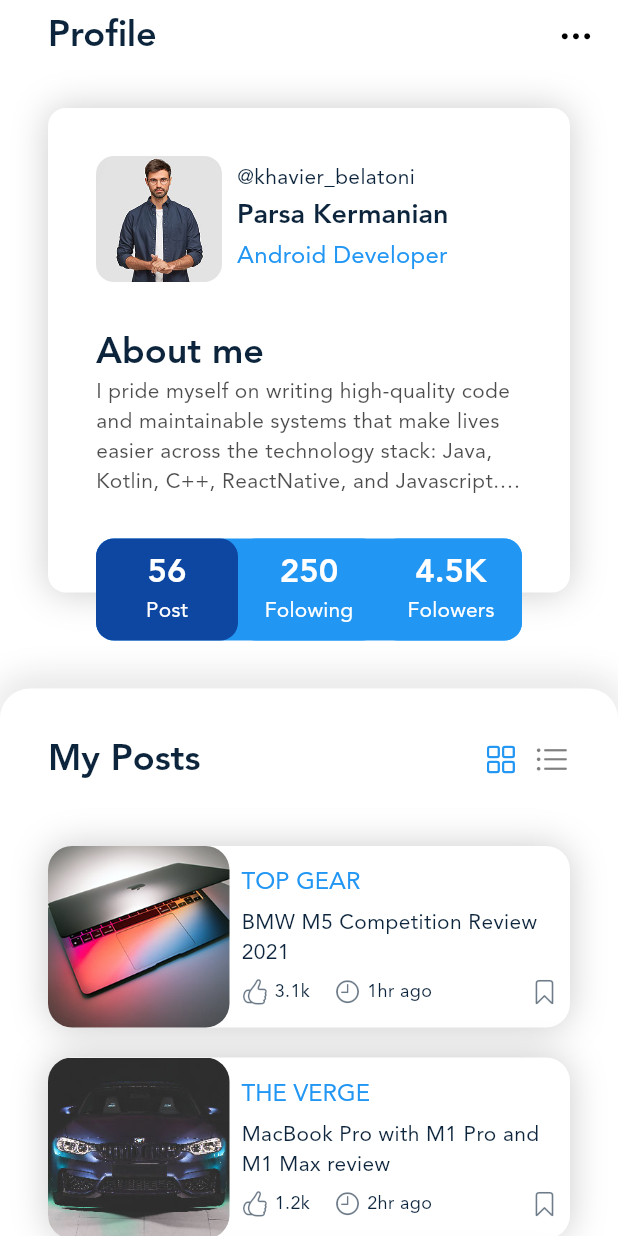
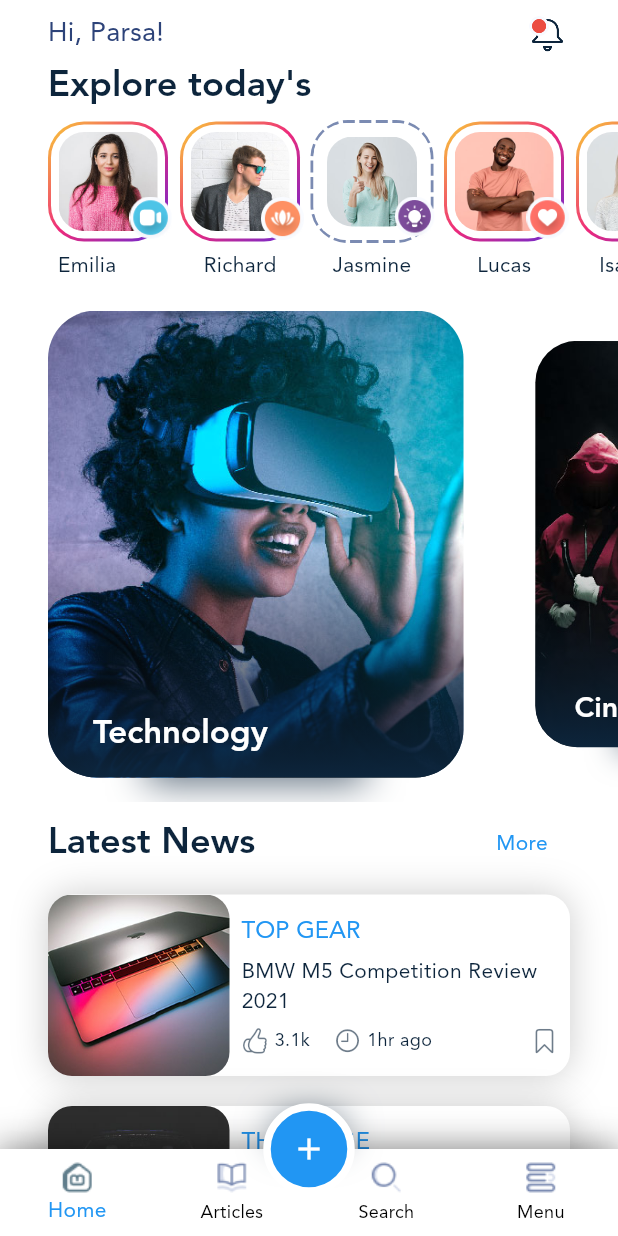
Before and after one commit to mparsa08/Newsgram, a Flutter app: the screen it shows after launch, on a phone screen of 412 x 824 dp. Run offline on Flutter 3.47's test engine with Material 2 defaults, Android fonts, the phone set to English and light mode, and no system bars; drawn by our look-alikes of carousel_slider, dotted_border; our stand-ins replace flutter_svg, get, smooth_page_indicator.

Commit message:
Manage Navigationbar

```diff
--- a/lib/main.dart
+++ b/lib/main.dart
@@ -1,5 +1,4 @@
-import 'package:chat_app/pages/articlescreen.dart';
-import 'package:chat_app/pages/profilescreen.dart';
+import 'package:chat_app/pages/myhomepage.dart';
 import 'package:flutter/material.dart';
 import 'package:flutter/services.dart';
 import 'package:get/get.dart';
@@ -108,7 +107,7 @@ class MyApp extends StatelessWidget {
             ),
           ),
         ),
-        home: const ProfileScreen()
+        home: MainPage()
         // SplashScreen(),
         );
   }
--- a/lib/pages/myhomepage.dart
+++ b/lib/pages/myhomepage.dart
@@ -1,3 +1,5 @@
+import 'package:chat_app/pages/articlescreen.dart';
+import 'package:chat_app/pages/profilescreen.dart';
 import 'package:dotted_border/dotted_border.dart';
 import 'package:flutter/cupertino.dart';
 import 'package:flutter/material.dart';
@@ -6,13 +8,21 @@ import 'package:get/get.dart';
 import '../data.dart';
 import '../gen/assets.gen.dart';
 
-class MyHomePage extends StatelessWidget {
-  MyHomePage({super.key});
+class MainPage extends StatelessWidget {
+  MainPage({super.key});
   final stories = AppDatabase.stories;
+  final _selectedNavBarItem = 0.obs;
 
   @override
   Widget build(BuildContext context) {
     final themeContext = Theme.of(context);
+    final List<Widget> currentWidget = <Widget>[
+      HomePage(themeContext: themeContext, stories: stories),
+      const ArticleScreen(),
+      const ProfileScreen(),
+      Container(color: Colors.blue),
+      Container(color: Colors.blue),
+    ];
     return Scaffold(
       floatingActionButtonLocation: FloatingActionButtonLocation.centerDocked,
       floatingActionButton: Stack(
@@ -45,70 +55,29 @@ class MyHomePage extends StatelessWidget {
           ),
         ],
       ),
-      bottomNavigationBar: _BottomNavBar(),
-      body: SafeArea(
-          child: SingleChildScrollView(
-        child: Column(
-          children: [
-            Padding(
-              padding: const EdgeInsets.fromLTRB(32, 8, 32, 0),
-              child: Row(
-                mainAxisAlignment: MainAxisAlignment.spaceBetween,
-                children: [
-                  Text(
-                    'Hi, Parsa!',
-                    style: themeContext.textTheme.titleMedium,
-                  ),
-                  InkWell(
-                    onTap: () {},
-                    child: Assets.img.icons.notification.image(
-                      width: 30,
-                      height: 30,
-                    ),
-                  )
-                ],
-              ),
-            ),
-            Padding(
-              padding: const EdgeInsets.symmetric(horizontal: 32, vertical: 4),
-              child: Row(
-                children: [
-                  Text(
-                    'Explore today\'s',
-                    style: themeContext.textTheme.headlineMedium,
-                  )
-                ],
-              ),
-            ),
-            _StoryList(stories: stories, themeContext: themeContext),
-            Padding(
-              padding: const EdgeInsets.fromLTRB(0, 4, 0, 4),
-              child: _CategoryList(),
-            ),
-            Padding(
-              padding: const EdgeInsets.fromLTRB(32, 0, 32, 0),
-              child: _PostList(),
-            )
-          ],
-        ),
-      )),
+      bottomNavigationBar:
+          _BottomNavBar(selectedNavBarItem: _selectedNavBarItem),
+      body: Obx(() => currentWidget.elementAt(_selectedNavBarItem.value)),
     );
   }
 }
 
 class _BottomNavBar extends StatelessWidget {
-  _BottomNavBar({
-    Key? key,
-  }) : super(key: key);
+  const _BottomNavBar({
+    super.key,
+    required RxInt selectedNavBarItem,
+  }) : _selectedNavBarItem = selectedNavBarItem;
 
-  final _selectedNavBarItem = 0.obs;
+  final RxInt _selectedNavBarItem;
 
   @override
   Widget build(BuildContext context) {
     return Container(
-      decoration: const BoxDecoration(
+      decoration: BoxDecoration(
         boxShadow: [
-          BoxShadow(color: Color(0xaa0D253C), blurRadius: 20),
+          BoxShadow(
+              color: Theme.of(context).colorScheme.onSurface.withOpacity(0.5),
+              blurRadius: 20),
         ],
       ),
       child: Obx(
@@ -134,7 +103,6 @@ class _BottomNavBar extends StatelessWidget {
                     height: 24,
                   ),
                   label: 'Articles'),
-              const BottomNavigationBarItem(icon: SizedBox(), label: ''),
               BottomNavigationBarItem(
                   icon: Image.asset(
                     Assets.img.icons.search.path,
@@ -152,6 +120,67 @@ class _BottomNavBar extends StatelessWidget {
             ]),
       ),
     );
+  }
+}
+
+class HomePage extends StatelessWidget {
+  const HomePage({
+    super.key,
+    required this.themeContext,
+    required this.stories,
+  });
+
+  final ThemeData themeContext;
+  final List<StoryData> stories;
+
+  @override
+  Widget build(BuildContext context) {
+    return SafeArea(
+        child: SingleChildScrollView(
+      child: Column(
+        children: [
+          Padding(
+            padding: const EdgeInsets.fromLTRB(32, 8, 32, 0),
+            child: Row(
+              mainAxisAlignment: MainAxisAlignment.spaceBetween,
+              children: [
+                Text(
+                  'Hi, Parsa!',
+                  style: themeContext.textTheme.titleMedium,
+                ),
+                InkWell(
+                  onTap: () {},
+                  child: Assets.img.icons.notification.image(
+                    width: 30,
+                    height: 30,
+                  ),
+                )
+              ],
+            ),
+          ),
+          Padding(
+            padding: const EdgeInsets.symmetric(horizontal: 32, vertical: 4),
+            child: Row(
+              children: [
+                Text(
+                  'Explore today\'s',
+                  style: themeContext.textTheme.headlineMedium,
+                )
+              ],
+            ),
+          ),
+          _StoryList(stories: stories, themeContext: themeContext),
+          Padding(
+            padding: const EdgeInsets.fromLTRB(0, 4, 0, 4),
+            child: _CategoryList(),
+          ),
+          Padding(
+            padding: const EdgeInsets.fromLTRB(32, 0, 32, 0),
+            child: _PostList(),
+          )
+        ],
+      ),
+    ));
   }
 }
 
--- a/lib/pages/profilescreen.dart
+++ b/lib/pages/profilescreen.dart
@@ -12,25 +12,23 @@ class ProfileScreen extends StatelessWidget {
   Widget build(BuildContext context) {
     var themeData = Theme.of(context);
     var posts = AppDatabase.posts;
-    return Scaffold(
-      body: SafeArea(
-          child: SingleChildScrollView(
+    return SafeArea(
+      child: SingleChildScrollView(
         child: Column(
           crossAxisAlignment: CrossAxisAlignment.start,
           children: [
-            _AppBar(themeData: themeData),
+            CustomAppBar(themeData: themeData, title: 'Profile'),
             _ProfileOverview(themeData: themeData),
             _PostsList(themeData: themeData, posts: posts)
           ],
         ),
-      )),
+      ),
     );
   }
 }
 
 class _ProfileOverview extends StatelessWidget {
   const _ProfileOverview({
-    super.key,
     required this.themeData,
   });
 
@@ -146,11 +144,13 @@ class _ProfileOverview extends StatelessWidget {
   }
 }
 
-class _AppBar extends StatelessWidget {
-  const _AppBar({
+class CustomAppBar extends StatelessWidget {
+  const CustomAppBar({
     super.key,
     required this.themeData,
+    required this.title,
   });
+  final String title;
 
   final ThemeData themeData;
 
@@ -162,7 +162,7 @@ class _AppBar extends StatelessWidget {
         mainAxisAlignment: MainAxisAlignment.spaceBetween,
         children: [
           Text(
-            'Profile',
+            title,
             style: themeData.textTheme.headlineMedium,
           ),
           IconButton(
```
Also changed, not shown: lib/pages/articlescreen.dart (+2 -15 lines).
